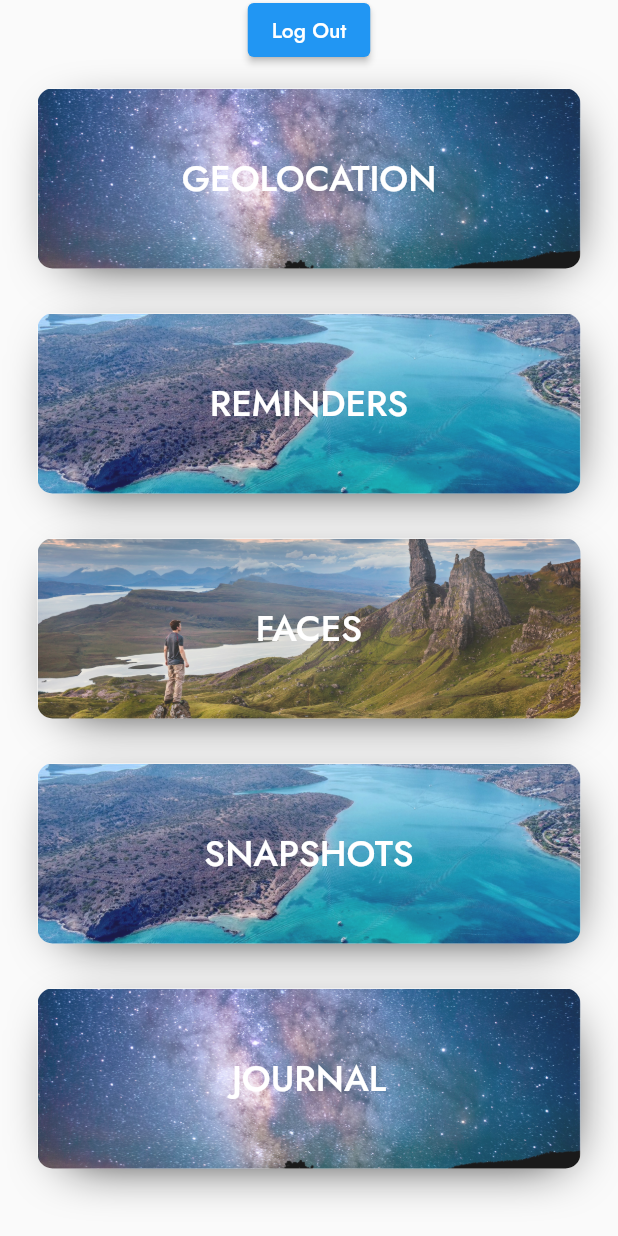
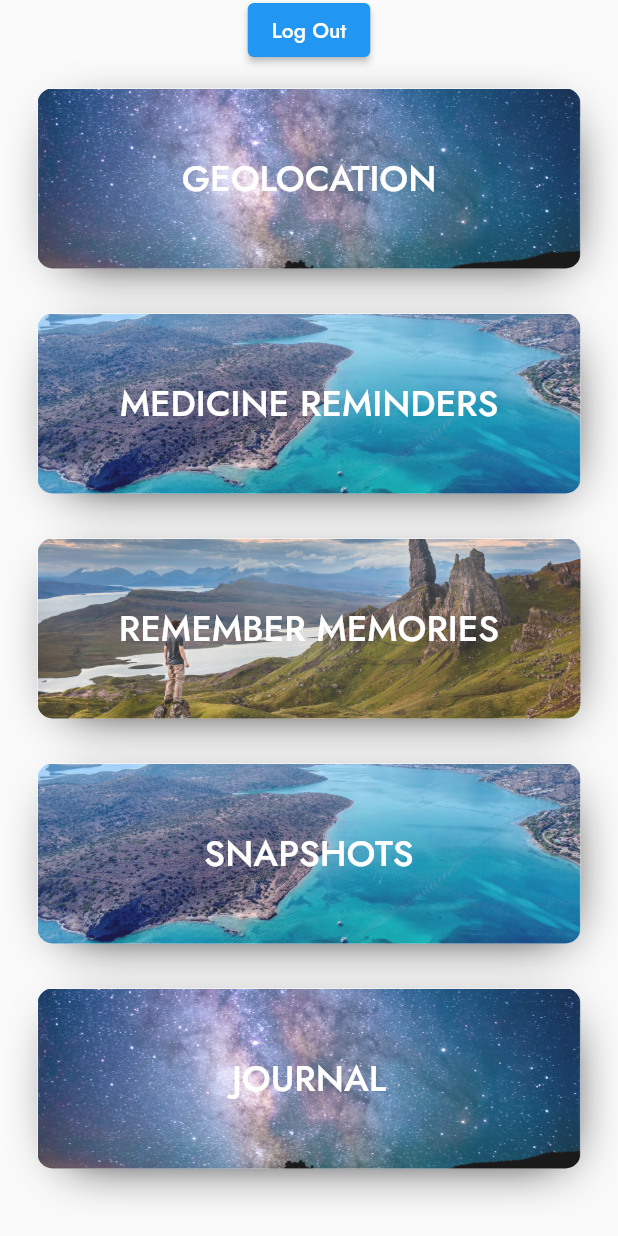
Before and after one commit to aldrinjenson/memoraide, a Flutter app: the screen it shows once a user with an empty profile is signed in, scrolled down 224 dp, on a phone screen of 412 x 824 dp. Run offline on Flutter 3.47's test engine with Material 2 defaults, Android fonts, the phone set to English and light mode, and no system bars; our stand-ins replace awesome_notifications, camera, cloud_firestore, firebase_analytics, firebase_auth, firebase_core and 6 more; missing offline and left inert: flutter_inappwebview; accounts and stored records are empty.

```diff
--- a/lib/screens/home/home.dart
+++ b/lib/screens/home/home.dart
@@ -101,13 +101,13 @@ class _HomeState extends State<Home> {
             ),
             homeButton(
               context,
-              "REMINDERS",
+              "MEDICINE REMINDERS",
               "reminders",
               "testsnap3",
             ),
             homeButton(
               context,
-              "FACES",
+              "REMEMBER MEMORIES",
               "facesearch",
               "testsnap2",
             ),
--- a/lib/widgets/medicine_widgets.dart
+++ b/lib/widgets/medicine_widgets.dart
@@ -25,7 +25,7 @@ class Medicine extends StatelessWidget {
           Row(
             children: [
               Text(
-                "MEDICINE $MedicineNumber",
+                "MEDICINE ${MedicineNumber + 1}",
                 style: TextStyle(
                   fontSize: 16,
                 ),
```
Also changed, not shown: lib/screens/authenticate/sign_in.dart (+7 -3 lines), lib/screens/home/geolocation.dart (+20 -4 lines).
